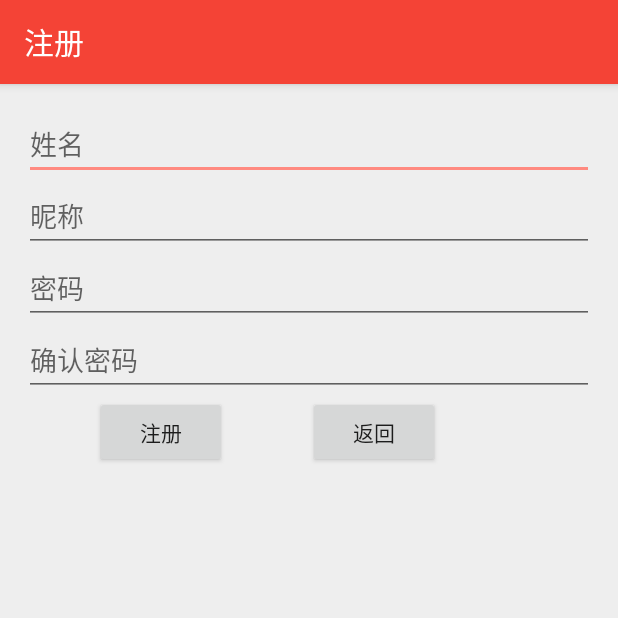
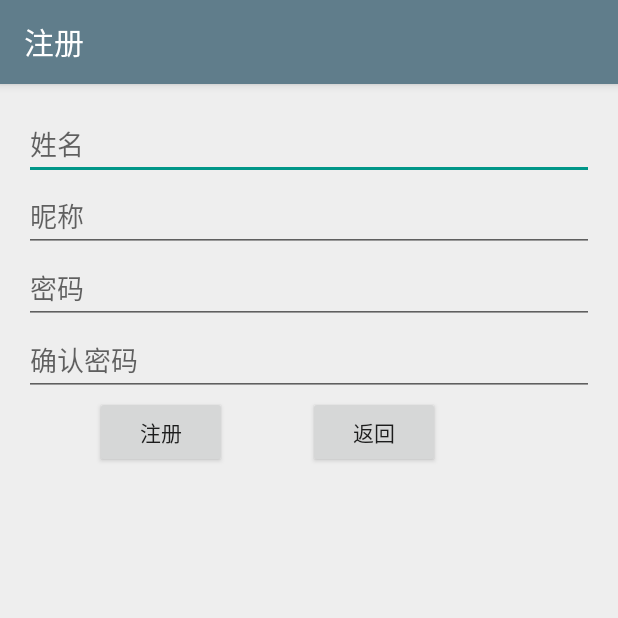
Before and after one commit to jhx314/CloudNote, an Android app: the RegisterActivity screen opened directly, with no data from a screen before it, on a phone screen of 412 x 824 dp, the top half of it. Run offline under Robolectric (Android 15) with nearby library versions, the phone set to English and light mode, and no system bars; our stand-ins replace Volley; network calls fail.

Commit message:
修改了一些图标样式，改用material design 的icon 去掉了第三方的LoadingCatView,改用系统原始的ProgressDialog

```diff
--- a/api/src/main/java/com/cloudnote/api/util/NetValue.java
+++ b/api/src/main/java/com/cloudnote/api/util/NetValue.java
@@ -4,5 +4,5 @@ package com.cloudnote.api.util;
  * Created by Jeson on 2016/4/10.
  */
 public class NetValue {
-    public static final String url = "http://192.168.191.1:9980/CloudNote/";
+    public static final String url = "http://192.168.137.1:9980/CloudNote/";
 }
--- a/app/build.gradle
+++ b/app/build.gradle
@@ -28,7 +28,6 @@ dependencies {
     compile 'com.android.support:support-v4:23.1.0'
     compile 'com.android.support:cardview-v7:+'
     compile 'com.android.support:recyclerview-v7:+'
-    compile 'com.roger.catloadinglibrary:catloadinglibrary:1.0.0'
     compile 'com.getbase:floatingactionbutton:1.10.1'
     compile project(':model')
     compile project(':core')
--- a/app/src/main/java/com/jeson/cloudenote/activity/RegisterActivity.java
+++ b/app/src/main/java/com/jeson/cloudenote/activity/RegisterActivity.java
@@ -1,5 +1,6 @@
 package com.jeson.cloudenote.activity;
 
+import android.app.ProgressDialog;
 import android.os.Handler;
 import android.os.Message;
 import android.support.v7.app.AppCompatActivity;
@@ -14,14 +15,13 @@ import com.android.volley.toolbox.Volley;
 import com.cloudnote.core.ActionCallbackListener;
 import com.cloudnote.core.user.IUserAction;
 import com.cloudnote.core.user.UserActionImpl;
-import com.roger.catloadinglibrary.CatLoadingView;
 
 public class RegisterActivity extends AppCompatActivity {
 
     private IUserAction userAction;
-    private CatLoadingView loadingView;
     private final static int REGIST_SUCCESS = 0;
     private final static int REGIST_FAILURE = 1;
+    private ProgressDialog progressDialog;
     @Override
     protected void onCreate(Bundle savedInstanceState) {
         super.onCreate(savedInstanceState);
@@ -34,7 +34,11 @@ public class RegisterActivity extends AppCompatActivity {
 
         final Button btnRegiser = (Button) findViewById(R.id.btnRegister);
         final Button btnExit = (Button) findViewById(R.id.btnExit);
-        loadingView = new CatLoadingView();
+        progressDialog = new ProgressDialog(this);
+        progressDialog.setTitle("注册中");
+        progressDialog.setMessage("请稍后...");
+        progressDialog.setCancelable(false);
+        progressDialog.setCanceledOnTouchOutside(false);
 
         //RequestQueue执行请求的请求队列
         final RequestQueue requestQueue = Volley.newRequestQueue(this);
@@ -43,15 +47,14 @@ public class RegisterActivity extends AppCompatActivity {
         final Handler handler = new Handler() {
             @Override
             public void handleMessage(Message msg) {
+                progressDialog.dismiss();
                 switch (msg.what) {
                     case REGIST_SUCCESS:
-                        loadingView.dismiss();
                         String message = msg.getData().getString("msg");
                         Toast.makeText(getApplicationContext(), message, Toast.LENGTH_SHORT).show();
                         finish();
                         break;
                     case REGIST_FAILURE:
-                        loadingView.dismiss();
                         String message1 = msg.getData().getString("msg");
                         Toast.makeText(getApplicationContext(), message1, Toast.LENGTH_SHORT).show();
                         break;
@@ -64,7 +67,7 @@ public class RegisterActivity extends AppCompatActivity {
         btnRegiser.setOnClickListener(new View.OnClickListener() {
             @Override
             public void onClick(View v) {
-                loadingView.show(getSupportFragmentManager(), "");
+                progressDialog.show();
                 new Thread() {
                     @Override
                     public void run() {
--- a/app/src/main/res/layout/activity_login.xml
+++ b/app/src/main/res/layout/activity_login.xml
@@ -28,7 +28,7 @@
         android:layout_height="wrap_content"
         android:inputType="textPassword"
         android:ems="10"
-        android:text="1234"
+        android:text="123456"
         android:id="@+id/et_login_password"
         android:layout_below="@+id/et_login_username"
         android:layout_alignParentLeft="true"
--- a/app/src/main/res/layout/activity_note_details.xml
+++ b/app/src/main/res/layout/activity_note_details.xml
@@ -3,7 +3,6 @@
     xmlns:tools="http://schemas.android.com/tools"
     android:layout_width="match_parent"
     android:layout_height="match_parent"
-    xmlns:app="http://schemas.android.com/apk/res-auto"
     android:orientation="vertical"
     android:fitsSystemWindows="true"
     tools:context="com.jeson.cloudenote.activity.NoteDetailsActivity">
--- a/app/src/main/res/values/colors.xml
+++ b/app/src/main/res/values/colors.xml
@@ -1,11 +1,11 @@
 <?xml version="1.0" encoding="utf-8"?>
 <resources>
-    <color name="colorPrimary">#F44336</color>
-    <color name="colorPrimaryDark">#D32F2F</color>
-    <color name="colorAccent">#FF8A80</color>
+    <color name="colorPrimary">#607D8B</color>
+    <color name="colorPrimaryDark">#455A64</color>
+    <color name="colorAccent">#009688</color>
 
     <color name="colorTextPrimary">#FFFFFF</color>
     <color name="colorBackground">#EEEEEE</color>
-    <color name="colorNavigationCar">#FF5252</color>
+    <color name="colorNavigationCar">#607D8B</color>
 
 </resources>
--- a/build.gradle
+++ b/build.gradle
@@ -5,7 +5,7 @@ buildscript {
         jcenter()
     }
     dependencies {
-        classpath 'com.android.tools.build:gradle:2.1.0-beta1'
+        classpath 'com.android.tools.build:gradle:2.1.0-beta3'
 
         // NOTE: Do not place your application dependencies here; they belong
         // in the individual module build.gradle files
```
Also changed, not shown: app/src/main/java/com/jeson/cloudenote/activity/LoginActivity.java (+8 -8 lines), app/src/main/java/com/jeson/cloudenote/activity/NotesActivity.java (+9 -1 lines), app/src/main/java/com/jeson/cloudenote/fragment/NoteBookFragment.java (+10 -12 lines), app/src/main/java/com/jeson/cloudenote/fragment/RecycleFragment.java (+9 -7 lines), app/src/main/res/drawable/ic_add.xml (added, +9 -0 lines), app/src/main/res/drawable/ic_delete.xml (added, +9 -0 lines), app/src/main/res/drawable/ic_save.xml (added, +9 -0 lines), app/src/main/res/drawable/ic_share.xml (added, +9 -0 lines).
